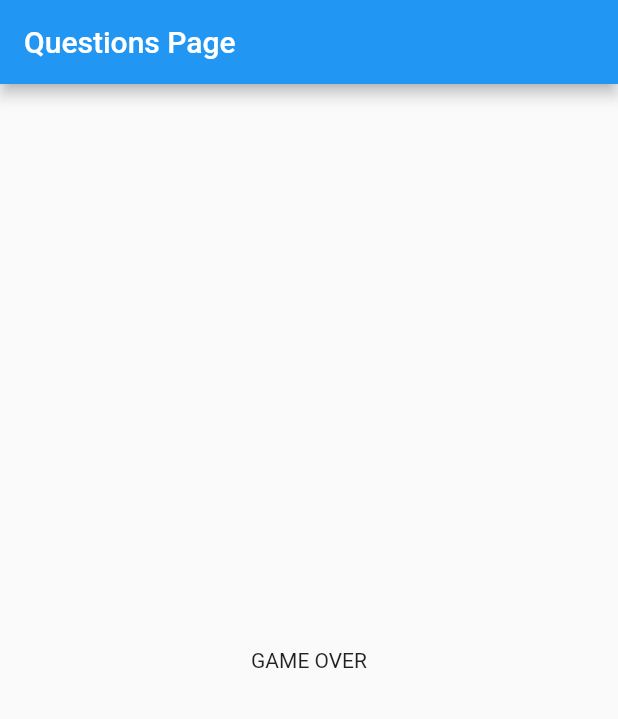
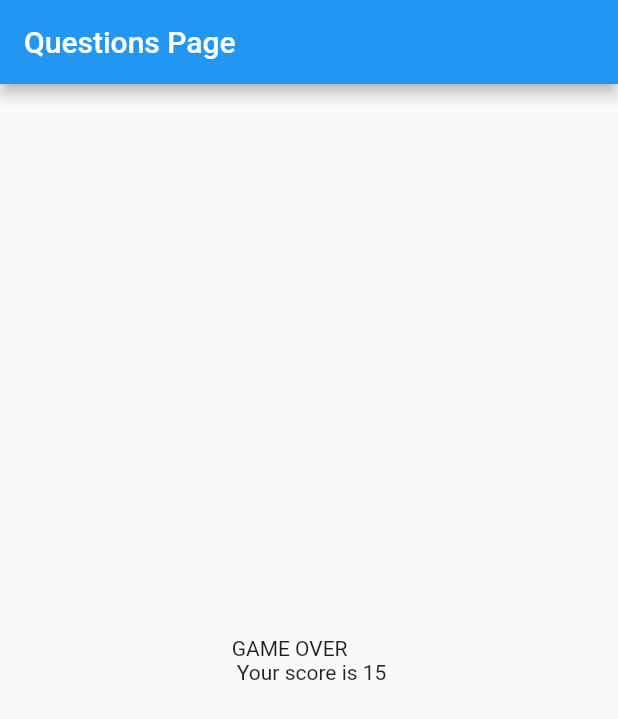
Before and after one commit to archangelmichael/UdemyFlutter, a Flutter app: the screen it shows after launch, after a tap on "YES", after a tap on "NO", after a tap on "MAYBE", on a phone screen of 412 x 824 dp. Shown: the top 719 px of the screen. Run offline on Flutter 3.47's test engine with Material 2 defaults, Android fonts, the phone set to English and light mode, and no system bars.

Commit message:
+ Score calculation logic

```diff
--- /dev/null
+++ b/intro/lib/models/answer.dart
@@ -0,0 +1,6 @@
+class Answer {
+  String title;
+  int points;
+
+  Answer(this.title, this.points);
+}
--- a/intro/lib/models/question.dart
+++ b/intro/lib/models/question.dart
@@ -1,6 +1,12 @@
+import 'package:intro/models/answer.dart';
+
 class Question {
   String title;
-  List<String> answers = ["YES", "NO", "MAYBE"];
+  List<Answer> answers = [
+    Answer("YES", 10),
+    Answer("NO", 0),
+    Answer("MAYBE", 5)
+  ];
 
   Question(this.title);
 }
--- a/intro/lib/pages/question_page.dart
+++ b/intro/lib/pages/question_page.dart
@@ -16,8 +16,11 @@ class _QuestionPageState extends State<QuestionPage> {
 
   var _currentIndex = 0;
   var _hasModeQuestions = true;
+  var _totalScore = 0;
 
-  void _getNextQuestion() {
+  void _getNextQuestion(int score) {
+    _totalScore += score;
+
     var nextIndex = _currentIndex + 1;
     if (nextIndex >= _questions.length) {
       _hasModeQuestions = false;
@@ -41,7 +44,7 @@ class _QuestionPageState extends State<QuestionPage> {
       body: _hasModeQuestions
           ? QuestionColumn(selectedQuestion, _getNextQuestion)
           : Center(
-              child: Text("GAME OVER"),
+              child: Text("GAME OVER \n Your score is $_totalScore"),
             ),
     );
   }
--- a/intro/lib/pages/widgets/question_answer.dart
+++ b/intro/lib/pages/widgets/question_answer.dart
@@ -1,10 +1,13 @@
 import 'package:flutter/material.dart';
+import 'package:intro/models/answer.dart';
+
+typedef void AnswerCallBack(int score);
 
 class QuestionAnswer extends StatelessWidget {
-  final String _answerText;
-  final VoidCallback _answerCallback;
+  final Answer _answer;
+  final AnswerCallBack _answerCallback;
 
-  QuestionAnswer(this._answerText, this._answerCallback);
+  QuestionAnswer(this._answer, this._answerCallback);
 
   @override
   Widget build(BuildContext context) {
@@ -13,8 +16,8 @@ class QuestionAnswer extends StatelessWidget {
       padding: EdgeInsets.all(10),
       child: RaisedButton(
         color: Colors.amber,
-        child: Text(_answerText),
-        onPressed: _answerCallback,
+        child: Text(_answer.title),
+        onPressed: () => _answerCallback(_answer.points),
       ),
     );
   }
--- a/intro/lib/pages/widgets/question_column.dart
+++ b/intro/lib/pages/widgets/question_column.dart
@@ -5,7 +5,7 @@ import 'package:intro/pages/widgets/question_title.dart';
 
 class QuestionColumn extends StatelessWidget {
   final Question _question;
-  final Function _callback;
+  final AnswerCallBack _callback;
 
   QuestionColumn(this._question, this._callback);
 
```
